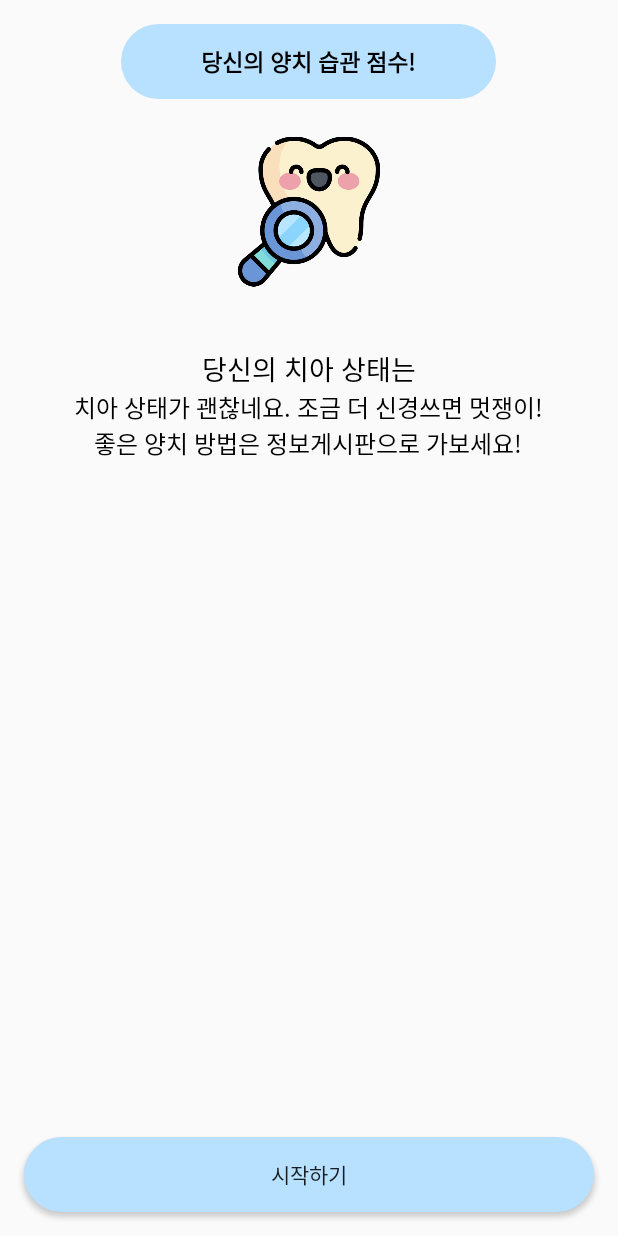
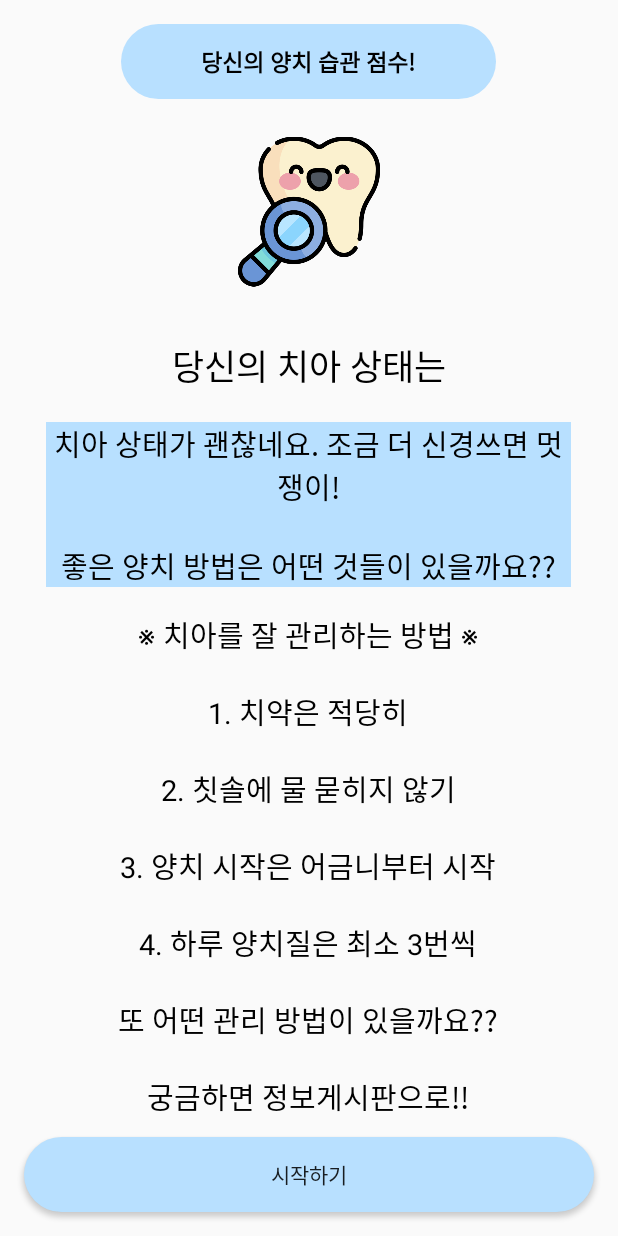
Before and after one commit to subinpark99/ToothSchedule_Project, an Android app: the SurveyResult screen opened directly, with no data from a screen before it, on a phone screen of 412 x 824 dp. Run offline under Robolectric (Android 15) with nearby library versions, the phone set to English and light mode, and no system bars.

Commit message:
통계 일부분

```diff
--- a/app/src/main/java/com/example/toothscheduleproject/SignUp.java
+++ b/app/src/main/java/com/example/toothscheduleproject/SignUp.java
@@ -1,19 +1,17 @@
 package com.example.toothscheduleproject;
-import androidx.annotation.NonNull;
-import androidx.appcompat.app.AppCompatActivity;
 import android.content.Intent;
 import android.os.Bundle;
 import android.util.Log;
 import android.view.View;
 import android.widget.AdapterView;
 import android.widget.ArrayAdapter;
-import android.widget.CheckBox;
 import android.widget.EditText;
-import android.widget.ImageButton;
-import android.widget.RadioButton;
 import android.widget.RadioGroup;
 import android.widget.Spinner;
 import android.widget.Toast;
+
+import androidx.annotation.NonNull;
+import androidx.appcompat.app.AppCompatActivity;
 
 import com.google.android.gms.tasks.OnCompleteListener;
 import com.google.android.gms.tasks.Task;
@@ -74,7 +72,7 @@ public class SignUp extends AppCompatActivity implements View.OnClickListener, A
         rg_gender.setOnCheckedChangeListener(new RadioGroup.OnCheckedChangeListener() {
             @Override
             public void onCheckedChanged(RadioGroup radioGroup, int i) {
-                strGender = (i == 0 ? "남" : "여");
+                strGender = (i == 1 ? "남" : "여");
             }
         });
 
--- a/app/src/main/java/com/example/toothscheduleproject/Statistic.java
+++ b/app/src/main/java/com/example/toothscheduleproject/Statistic.java
@@ -53,11 +53,10 @@ public class Statistic extends Activity {
                     ArrayList try_brush = userInfo.getLstToothTime();
                     float count = try_brush.size();
                     String day = toothTimeInfo.getDate();
-
-
-                    tvAvgCount.setText("현재 양치 횟수는 : " + (count));
-
+                    tvAvgCount.setText("현재 양치 횟수는 : " + (count) + "회");
                 }
+                else
+                    tvAvgCount.setText("현재 양치 횟수는 : 0회");
 
             }
 
--- a/app/src/main/java/com/example/toothscheduleproject/SurveyResult.java
+++ b/app/src/main/java/com/example/toothscheduleproject/SurveyResult.java
@@ -3,14 +3,11 @@ package com.example.toothscheduleproject;
 import android.app.Activity;
 import android.content.Intent;
 import android.os.Bundle;
-import android.provider.ContactsContract;
 import android.text.Html;
 import android.view.View;
 import android.widget.Button;
 import android.widget.ImageView;
 import android.widget.TextView;
-
-import org.w3c.dom.Text;
 
 public class SurveyResult extends Activity {
     @Override
@@ -19,20 +16,27 @@ public class SurveyResult extends Activity {
         setContentView(R.layout.survey_result);
         ImageView imageView = (ImageView)findViewById(R.id.imageView);
         TextView tvResult = (TextView)findViewById(R.id.tvResult);
+        TextView tvComment = (TextView)findViewById(R.id.tvComment);
 
         Intent intent = getIntent();
         int number = intent.getIntExtra("sum",0);
         if(number <= 19){
             imageView.setImageResource(R.drawable.soso);
-            tvResult.setText(Html.fromHtml("치아 상태가 괜찮네요. 조금 더 신경쓰면 멋쟁이!" + "<br/>" +
-                    "좋은 양치 방법은 정보게시판으로 가보세요!"));
+            tvResult.setText(Html.fromHtml("치아 상태가 괜찮네요. 조금 더 신경쓰면 멋쟁이!" + "<br/>" + "<br/>" +
+                    "좋은 양치 방법은 어떤 것들이 있을까요??"));
 
+            tvComment.setText(Html.fromHtml("※ 치아를 잘 관리하는 방법 ※"+ "<br/>" + "<br/>" + "1. 치약은 적당히" + "<br/>" + "<br/>" + "2. 칫솔에 물 묻히지 않기" + "<br/>"
+            + "<br/>" + "3. 양치 시작은 어금니부터 시작" +"<br/>" + "<br/>" + "4. 하루 양치질은 최소 3번씩" + "<br/>" + "<br/>" + "또 어떤 관리 방법이 있을까요??" + "<br/>" + "<br/>"
+                    +  "궁금하면 정보게시판으로!!"));
         }
         else if(number > 19){
             imageView.setImageResource(R.drawable.good);
             tvResult.setText(Html.fromHtml("치아 상태가 너무좋아요! 당신은 양치왕!" + "<br/>" +
-                    "지금 이대로만 관리하면 아주 좋아요!"));
+                    "지금 이대로만 관리하면 아주 좋아요!" + "<br/>" + "<br/>" + "하지만 방심은 금물!"));
             //Html.formHtml => <br/> 사용시 개행 가능
+            tvComment.setText(Html.fromHtml("※ 정말 잘하고 있나요? 기본기를 튼튼히 ※"+ "<br/>" + "<br/>" + "1. 입 물로 많이 행구기" + "<br/>" + "<br/>" + "2. 혀는 안쪽에서 바깥쪽" + "<br/>"
+                    + "<br/>" + "3. 가글은 양치 30분 후 하루 1~2번" +"<br/>" + "<br/>" + "4. 칫솔은 통풍이 잘되고, 햇빛이 드는 곳으로" + "<br/>" + "<br/>" + "몰랐던 정보가 있나요??" + "<br/>" + "<br/>"
+                    +  "좀 더 완벽해 지려면 시작해보세요!"));
         }
 
 
--- a/app/src/main/res/layout/survey_result.xml
+++ b/app/src/main/res/layout/survey_result.xml
@@ -30,26 +30,34 @@
         android:layout_width="wrap_content"
         android:layout_height="wrap_content"
         android:layout_gravity="center"
-        android:textSize="18sp"
-        android:layout_marginTop="16dp"
+        android:textSize="23dp"
+        android:layout_marginTop="10dp"
         android:text="당신의 치아 상태는"
         android:textColor="@color/black"/>
 
     <TextView
+        android:layout_marginTop="20dp"
         android:layout_width="350dp"
         android:layout_height="wrap_content"
         android:id="@+id/tvResult"
         android:layout_gravity="center"
+        android:gravity="center"
         android:textAlignment="center"
-        android:textSize="16sp"
-        android:textColor="@color/black"/>
+        android:textSize="19dp"
+        android:textColor="@color/black"
+        android:background="@color/whiteblue"/>
 
     <TextView
+        android:id="@+id/tvComment"
         android:layout_width="350dp"
-        android:layout_marginTop="20dp"
+        android:layout_marginTop="15dp"
         android:layout_gravity="center"
         android:layout_height="200dp"
-        android:layout_weight="1">
+        android:layout_weight="1"
+        android:textAlignment="center"
+        android:gravity="center"
+        android:textSize="19dp"
+        android:textColor="@color/black">
     </TextView>
 
     <Button
```
